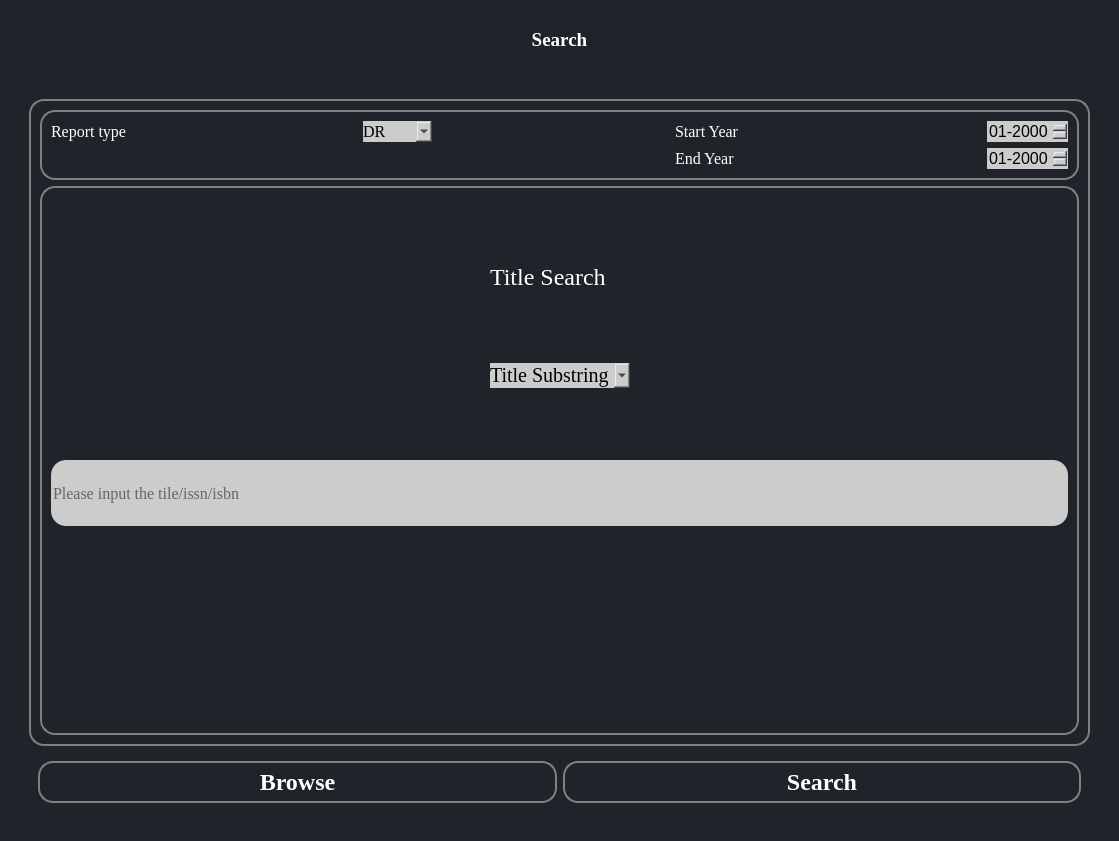
Qt form ui/SearchTab.ui (aanushri9/Counter-Harvesting-5.1) before a commit.
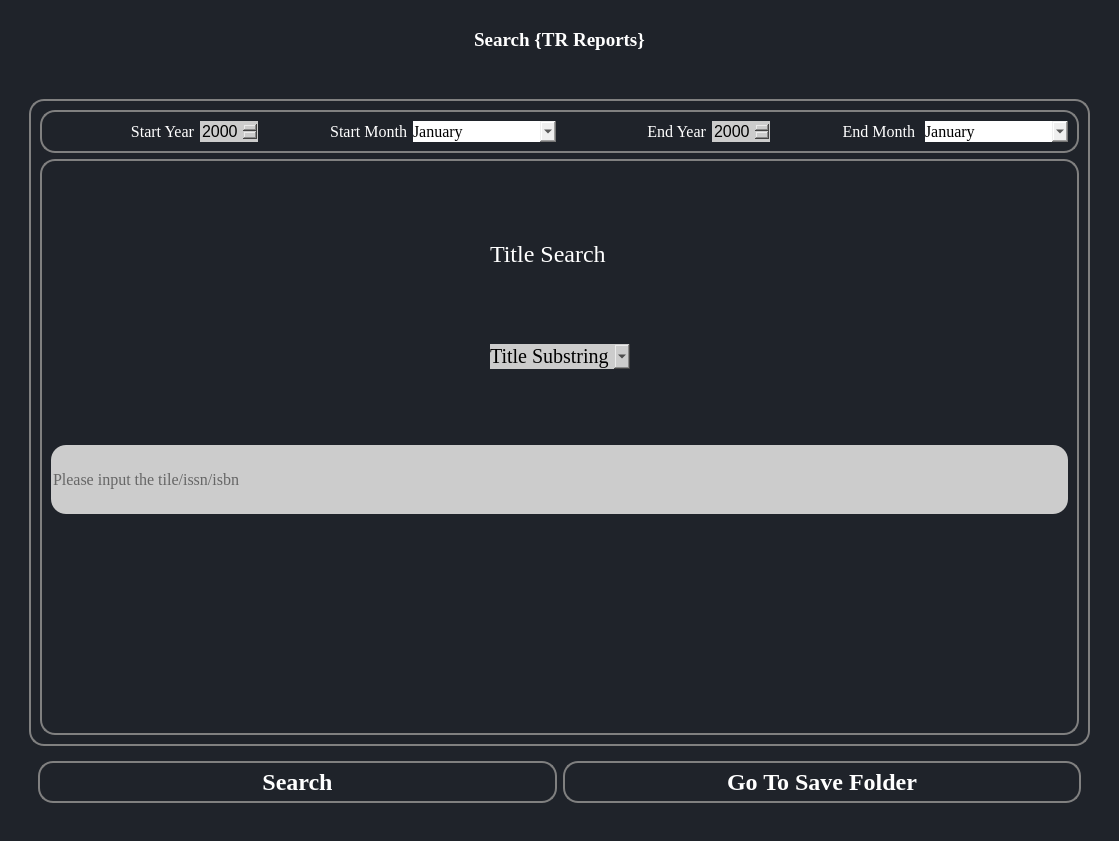
The same form after that commit. Icons and pictures are not drawn.

```diff
--- a/ui/SearchTab.ui
+++ b/ui/SearchTab.ui
@@ -58,6 +58,12 @@
           <verstretch>0</verstretch>
          </sizepolicy>
         </property>
+        <property name="font">
+         <font>
+          <family>Georgia</family>
+          <pointsize>15</pointsize>
+         </font>
+        </property>
         <layout class="QGridLayout" name="gridLayout_6">
          <item row="0" column="0">
           <widget class="QLabel" name="label">
@@ -79,7 +85,7 @@
             <string notr="true"/>
            </property>
            <property name="text">
-            <string>&lt;html&gt;&lt;head/&gt;&lt;body&gt;&lt;p align=&quot;center&quot;&gt;Search&lt;/p&gt;&lt;/body&gt;&lt;/html&gt;</string>
+            <string>&lt;html&gt;&lt;head/&gt;&lt;body&gt;&lt;p align=&quot;center&quot;&gt;Search {TR Reports}&lt;/p&gt;&lt;/body&gt;&lt;/html&gt;</string>
            </property>
           </widget>
          </item>
@@ -134,23 +140,96 @@
                <enum>QFrame::Plain</enum>
               </property>
               <layout class="QGridLayout" name="gridLayout_7">
+               <item row="0" column="7">
+                <widget class="QComboBox" name="comboBox_3">
+                 <property name="font">
+                  <font>
+                   <family>Georgia</family>
+                   <pointsize>12</pointsize>
+                  </font>
+                 </property>
+                 <property name="styleSheet">
+                  <string notr="true">color:Black;</string>
+                 </property>
+                 <item>
+                  <property name="text">
+                   <string>January</string>
+                  </property>
+                 </item>
+                 <item>
+                  <property name="text">
+                   <string>Feburary</string>
+                  </property>
+                 </item>
+                 <item>
+                  <property name="text">
+                   <string>March</string>
+                  </property>
+                 </item>
+                 <item>
+                  <property name="text">
+                   <string>April</string>
+                  </property>
+                 </item>
+                 <item>
+                  <property name="text">
+                   <string>May</string>
+                  </property>
+                 </item>
+                 <item>
+                  <property name="text">
+                   <string>June</string>
+                  </property>
+                 </item>
+                 <item>
+                  <property name="text">
+                   <string>July</string>
+                  </property>
+                 </item>
+                 <item>
+                  <property name="text">
+                   <string>August</string>
+                  </property>
+                 </item>
+                 <item>
+                  <property name="text">
+                   <string>September</string>
+                  </property>
+                 </item>
+                 <item>
+                  <property name="text">
+                   <string>October</string>
+                  </property>
+                 </item>
+                 <item>
+                  <property name="text">
+                   <string>November</string>
+                  </property>
+                 </item>
+                 <item>
+                  <property name="text">
+                   <string>December</string>
+                  </property>
+                 </item>
+                </widget>
+               </item>
+               <item row="0" column="4">
+                <widget class="QLabel" name="label_5">
+                 <property name="font">
+                  <font>
+                   <family>Georgia</family>
+                   <pointsize>12</pointsize>
+                  </font>
+                 </property>
+                 <property name="styleSheet">
+                  <string notr="true">border:none</string>
+                 </property>
+                 <property name="text">
+                  <string>&lt;html&gt;&lt;head/&gt;&lt;body&gt;&lt;p align=&quot;right&quot;&gt;End Year&lt;/p&gt;&lt;/body&gt;&lt;/html&gt;</string>
+                 </property>
+                </widget>
+               </item>
                <item row="0" column="0">
-                <widget class="QLabel" name="label_2">
-                 <property name="font">
-                  <font>
-                   <family>Georgia</family>
-                   <pointsize>12</pointsize>
-                  </font>
-                 </property>
-                 <property name="styleSheet">
-                  <string notr="true">border:none;</string>
-                 </property>
-                 <property name="text">
-                  <string>Report type</string>
-                 </property>
-                </widget>
-               </item>
-               <item row="0" column="2">
                 <widget class="QLabel" name="label_4">
                  <property name="font">
                   <font>
@@ -162,11 +241,11 @@
                   <string notr="true">border:none</string>
                  </property>
                  <property name="text">
-                  <string>Start Year</string>
+                  <string>&lt;html&gt;&lt;head/&gt;&lt;body&gt;&lt;p align=&quot;right&quot;&gt;Start Year&lt;/p&gt;&lt;/body&gt;&lt;/html&gt;</string>
                  </property>
                 </widget>
                </item>
-               <item row="0" column="3">
+               <item row="0" column="5">
                 <widget class="QDateEdit" name="dateEdit">
                  <property name="sizePolicy">
                   <sizepolicy hsizetype="Fixed" vsizetype="Fixed">
@@ -183,43 +262,88 @@
                   <string notr="true">color:black;background-color: #cccccc;</string>
                  </property>
                  <property name="displayFormat">
-                  <string>MM-yyyy</string>
+                  <string>yyyy</string>
                  </property>
                 </widget>
                </item>
-               <item row="1" column="2">
-                <widget class="QLabel" name="label_5">
-                 <property name="font">
-                  <font>
-                   <family>Georgia</family>
-                   <pointsize>12</pointsize>
-                  </font>
-                 </property>
-                 <property name="styleSheet">
-                  <string notr="true">border:none</string>
-                 </property>
-                 <property name="text">
-                  <string>End Year</string>
-                 </property>
-                </widget>
-               </item>
-               <item row="1" column="3">
-                <widget class="QDateEdit" name="dateEdit_2">
-                 <property name="font">
-                  <font>
-                   <pointsize>12</pointsize>
-                  </font>
-                 </property>
-                 <property name="styleSheet">
-                  <string notr="true">color:black;background-color: #cccccc;</string>
-                 </property>
-                 <property name="displayFormat">
-                  <string>MM-yyyy</string>
-                 </property>
-                </widget>
-               </item>
-               <item row="0" column="1" alignment="Qt::AlignLeft">
+               <item row="0" column="3">
                 <widget class="QComboBox" name="comboBox">
+                 <property name="font">
+                  <font>
+                   <family>Georgia</family>
+                   <pointsize>12</pointsize>
+                  </font>
+                 </property>
+                 <property name="styleSheet">
+                  <string notr="true">color:Black;</string>
+                 </property>
+                 <property name="editable">
+                  <bool>false</bool>
+                 </property>
+                 <item>
+                  <property name="text">
+                   <string>January</string>
+                  </property>
+                 </item>
+                 <item>
+                  <property name="text">
+                   <string>Feburary</string>
+                  </property>
+                 </item>
+                 <item>
+                  <property name="text">
+                   <string>March</string>
+                  </property>
+                 </item>
+                 <item>
+                  <property name="text">
+                   <string>April</string>
+                  </property>
+                 </item>
+                 <item>
+                  <property name="text">
+                   <string>May</string>
+                  </property>
+                 </item>
+                 <item>
+                  <property name="text">
+                   <string>June</string>
+                  </property>
+                 </item>
+                 <item>
+                  <property name="text">
+                   <string>July</string>
+                  </property>
+                 </item>
+                 <item>
+                  <property name="text">
+                   <string>August</string>
+                  </property>
+                 </item>
+                 <item>
+                  <property name="text">
+                   <string>September</string>
+                  </property>
+                 </item>
+                 <item>
+                  <property name="text">
+                   <string>October</string>
+                  </property>
+                 </item>
+                 <item>
+                  <property name="text">
+                   <string>November</string>
+                  </property>
+                 </item>
+                 <item>
+                  <property name="text">
+                   <string>December</string>
+                  </property>
+                 </item>
+                </widget>
+               </item>
+               <item row="0" column="1">
+                <widget class="QDateEdit" name="dateEdit_2">
                  <property name="sizePolicy">
                   <sizepolicy hsizetype="Fixed" vsizetype="Fixed">
                    <horstretch>0</horstretch>
@@ -228,105 +352,47 @@
                  </property>
                  <property name="font">
                   <font>
+                   <pointsize>12</pointsize>
+                  </font>
+                 </property>
+                 <property name="styleSheet">
+                  <string notr="true">color:black;background-color: #cccccc;</string>
+                 </property>
+                 <property name="displayFormat">
+                  <string>yyyy</string>
+                 </property>
+                </widget>
+               </item>
+               <item row="0" column="6">
+                <widget class="QLabel" name="label_6">
+                 <property name="font">
+                  <font>
                    <family>Georgia</family>
                    <pointsize>12</pointsize>
-                   <weight>50</weight>
-                   <bold>false</bold>
                   </font>
                  </property>
                  <property name="styleSheet">
-                  <string notr="true">QComboBox {
-    color: black; /* QComboBox中的文本颜色为黑色 */
-	background-color: #cccccc;
-}
-
-QComboBox QAbstractItemView {
-    color: black; /* 下拉列表中的文本颜色为黑色 */
-	background-color: #cccccc;
-}
-
-</string>
+                  <string notr="true">border:none</string>
                  </property>
-                 <item>
-                  <property name="text">
-                   <string>DR</string>
-                  </property>
-                 </item>
-                 <item>
-                  <property name="text">
-                   <string>DR_D1</string>
-                  </property>
-                 </item>
-                 <item>
-                  <property name="text">
-                   <string>DR_D2</string>
-                  </property>
-                 </item>
-                 <item>
-                  <property name="text">
-                   <string>IR</string>
-                  </property>
-                 </item>
-                 <item>
-                  <property name="text">
-                   <string>IR_A1</string>
-                  </property>
-                 </item>
-                 <item>
-                  <property name="text">
-                   <string>IR_M1</string>
-                  </property>
-                 </item>
-                 <item>
-                  <property name="text">
-                   <string>PR</string>
-                  </property>
-                 </item>
-                 <item>
-                  <property name="text">
-                   <string>PR_P1</string>
-                  </property>
-                 </item>
-                 <item>
-                  <property name="text">
-                   <string>TR</string>
-                  </property>
-                 </item>
-                 <item>
-                  <property name="text">
-                   <string>TR_B1</string>
-                  </property>
-                 </item>
-                 <item>
-                  <property name="text">
-                   <string>TR_B2</string>
-                  </property>
-                 </item>
-                 <item>
-                  <property name="text">
-                   <string>TR_B3</string>
-                  </property>
-                 </item>
-                 <item>
-                  <property name="text">
-                   <string>TR_J1</string>
-                  </property>
-                 </item>
-                 <item>
-                  <property name="text">
-                   <string>TR_J2</string>
-                  </property>
-                 </item>
-                 <item>
-                  <property name="text">
-                   <string>TR_J3</string>
-                  </property>
-                 </item>
-                 <item>
-                  <property name="text">
-                   <string>TR_J4</string>
-                  </property>
-                 </item>
+                 <property name="text">
+                  <string>&lt;html&gt;&lt;head/&gt;&lt;body&gt;&lt;p align=&quot;right&quot;&gt;End Month &lt;/p&gt;&lt;/body&gt;&lt;/html&gt;</string>
+                 </property>
+                </widget>
+               </item>
+               <item row="0" column="2">
+                <widget class="QLabel" name="label_2">
+                 <property name="font">
+                  <font>
+                   <family>Georgia</family>
+                   <pointsize>12</pointsize>
+                  </font>
+                 </property>
+                 <property name="styleSheet">
+                  <string notr="true">border:none</string>
+                 </property>
+                 <property name="text">
+                  <string>&lt;html&gt;&lt;head/&gt;&lt;body&gt;&lt;p align=&quot;right&quot;&gt;Start Month&lt;/p&gt;&lt;/body&gt;&lt;/html&gt;</string>
+                 </property>
                 </widget>
                </item>
               </layout>
@@ -556,6 +622,53 @@
            </property>
            <layout class="QGridLayout" name="gridLayout_5">
             <item row="0" column="1">
+             <widget class="QPushButton" name="pushButton_3">
+              <property name="font">
+               <font>
+                <family>Georgia</family>
+                <pointsize>18</pointsize>
+                <weight>75</weight>
+                <bold>true</bold>
+               </font>
+              </property>
+              <property name="autoFillBackground">
+               <bool>false</bool>
+              </property>
+              <property name="styleSheet">
+               <string notr="true">
+  QPushButton {
+    border: 2px solid #000000;
+border-color:grey;
+border-radius:15px;
+text-align:center;
+}
+
+QPushButton:hover {
+    background-color: lightblue;
+}
+
+
+</string>
+              </property>
+              <property name="text">
+               <string>Go To Save Folder</string>
+              </property>
+              <property name="icon">
+               <iconset>
+                <normaloff>../Final Project/COUNTER-Release-5.1/ui/resources/Icons/folder.png</normaloff>../Final Project/COUNTER-Release-5.1/ui/resources/Icons/folder.png</iconset>
+              </property>
+              <property name="iconSize">
+               <size>
+                <width>28</width>
+                <height>28</height>
+               </size>
+              </property>
+              <property name="shortcut">
+               <string/>
+              </property>
+             </widget>
+            </item>
+            <item row="0" column="0">
              <widget class="QPushButton" name="pushButton_2">
               <property name="font">
                <font>
@@ -589,54 +702,7 @@
               </property>
               <property name="icon">
                <iconset>
-                <normaloff>resources/loupe.png</normaloff>resources/loupe.png</iconset>
-              </property>
-              <property name="iconSize">
-               <size>
-                <width>28</width>
-                <height>28</height>
-               </size>
-              </property>
-              <property name="shortcut">
-               <string/>
-              </property>
-             </widget>
-            </item>
-            <item row="0" column="0">
-             <widget class="QPushButton" name="pushButton_3">
-              <property name="font">
-               <font>
-                <family>Georgia</family>
-                <pointsize>18</pointsize>
-                <weight>75</weight>
-                <bold>true</bold>
-               </font>
-              </property>
-              <property name="autoFillBackground">
-               <bool>false</bool>
-              </property>
-              <property name="styleSheet">
-               <string notr="true">
-  QPushButton {
-    border: 2px solid #000000;
-border-color:grey;
-border-radius:15px;
-text-align:center;
-}
-
-QPushButton:hover {
-    background-color: lightblue;
-}
-
-
-</string>
-              </property>
-              <property name="text">
-               <string>Browse</string>
-              </property>
-              <property name="icon">
-               <iconset>
-                <normaloff>resources/Icons/folder.png</normaloff>resources/Icons/folder.png</iconset>
+                <normaloff>../Final Project/COUNTER-Release-5.1/ui/resources/loupe.png</normaloff>../Final Project/COUNTER-Release-5.1/ui/resources/loupe.png</iconset>
               </property>
               <property name="iconSize">
                <size>
```
Left out of the diff: 9 changed lines with no effect on the pictures.
